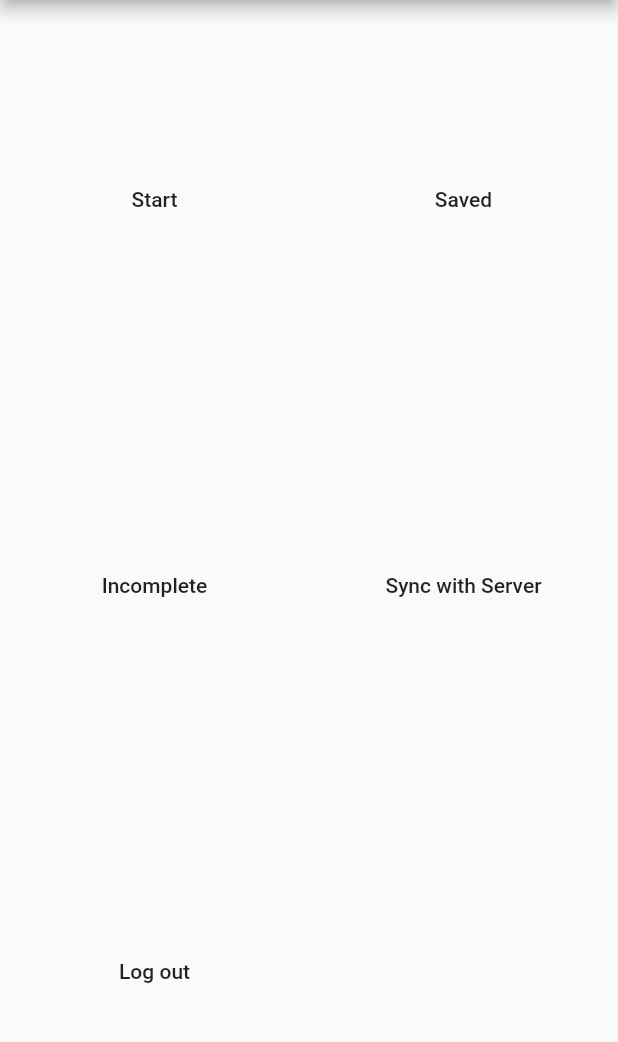
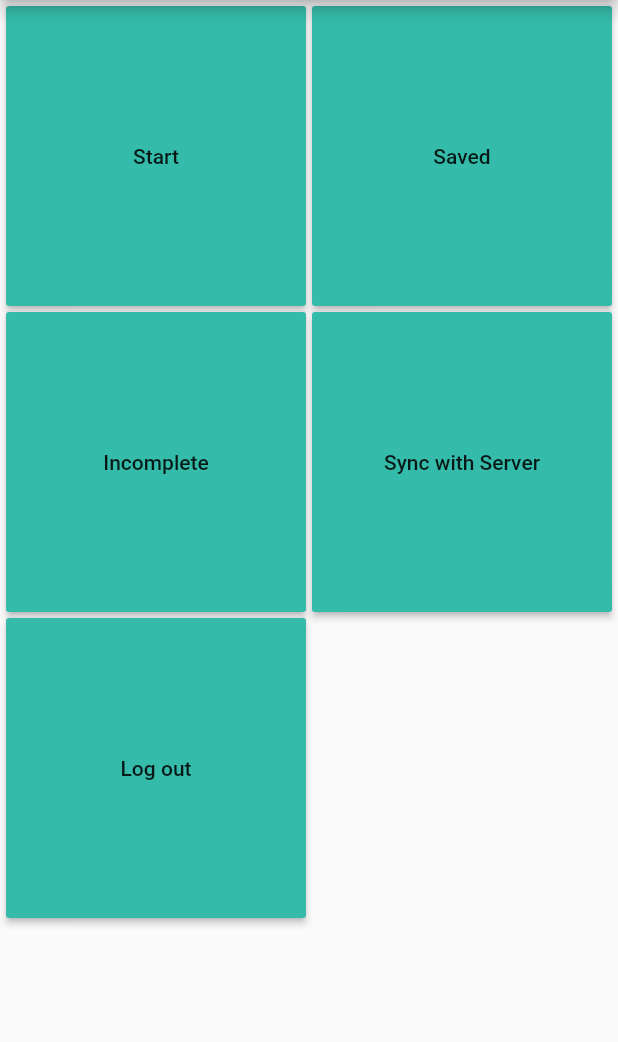
Before and after one commit to dazza5000/open-screener, a Flutter app: the HomeView screen opened by its route, on a phone screen of 412 x 824 dp, the part 84-1126 px from its top. Run offline on Flutter 3.47's test engine with Material 2 defaults, Android fonts, the phone set to English and light mode, and no system bars; our stand-ins replace cloud_firestore; accounts and stored records are empty.

Commit message:
update grid view

```diff
--- a/lib/view/home_view.dart
+++ b/lib/view/home_view.dart
@@ -1,3 +1,5 @@
+import 'package:open_screener/main.dart';
+import 'package:open_screener/util/color_util.dart';
 import 'package:open_screener/view/start_visit_view.dart';
 import 'package:flutter/material.dart';
 
@@ -38,9 +40,12 @@ class HomeViewState extends State<HomeView> {
         body: GridView.builder(
             scrollDirection: Axis.vertical,
             gridDelegate: new SliverGridDelegateWithFixedCrossAxisCount(
-                childAspectRatio: .8, crossAxisCount: 2),
+                childAspectRatio: 1.0,
+                crossAxisCount: 2,
+            crossAxisSpacing: 4.0,
+            mainAxisSpacing: 4.0),
             itemCount: homeButtons.length,
-            padding: const EdgeInsets.only(top: 4.0, bottom: 4.0),
+            padding: const EdgeInsets.all(4.0),
             itemBuilder: (context, index) {
               return MaterialButton(
                   onPressed: () {
@@ -49,7 +54,8 @@ class HomeViewState extends State<HomeView> {
                         MaterialPageRoute(
                             builder: (context) => StartVisitView()));
                   },
-                  child: Text(homeButtons[index]));
+                  child: Text(homeButtons[index]),
+                  color: ColorUtil.hexToColor(colorPrimary));
             }));
   }
 }
--- a/lib/view/start_visit_view.dart
+++ b/lib/view/start_visit_view.dart
@@ -23,6 +23,9 @@ class _StartVisitViewState extends State<StartVisitView> {
   @override
   Widget build(BuildContext context) {
     return new Scaffold(
+        appBar: new AppBar(
+          title: new Text("Student List"),
+        ),
       body: new Container(
           child: students.length == 0
               ? new Center(child: new CircularProgressIndicator())
```
